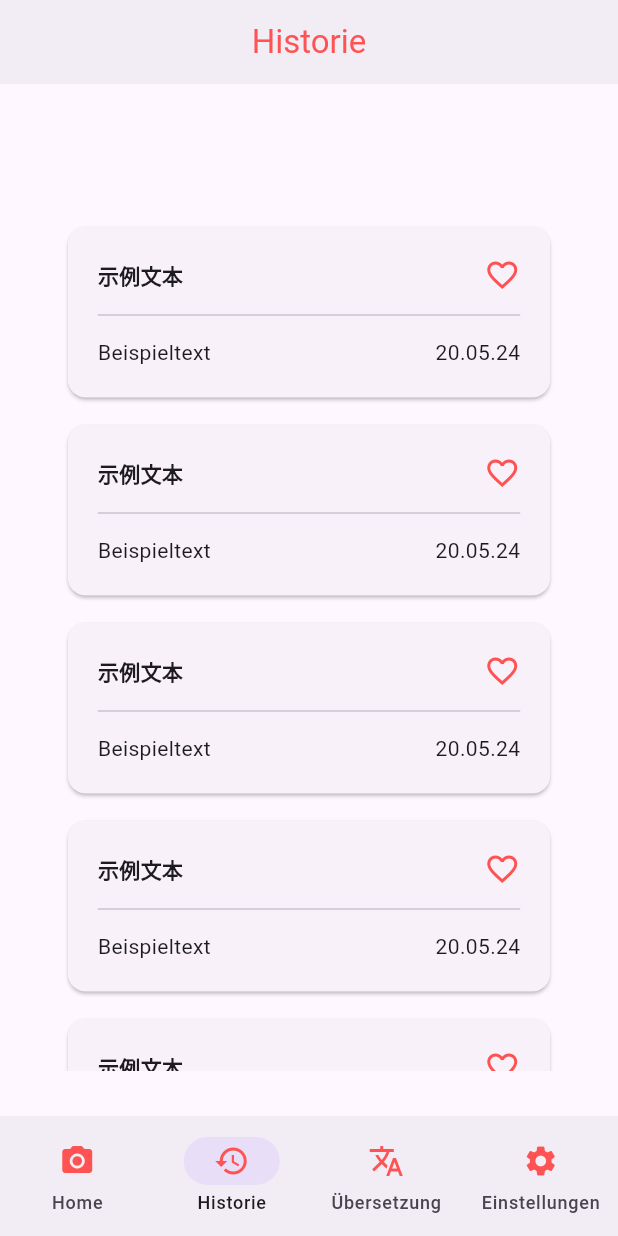
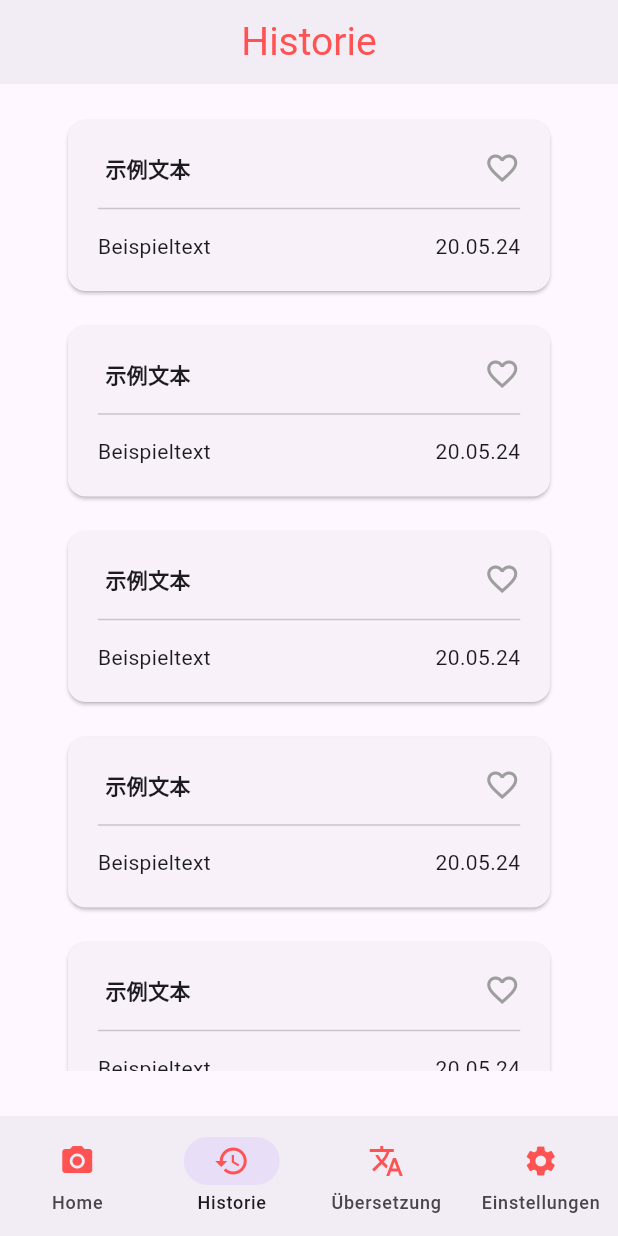
Before and after one commit to SergioChan96/ScriptSense, a Flutter app: the screen it shows after launch, item 2 of the bottom bar chosen, on a phone screen of 412 x 824 dp. Run offline on Flutter 3.47's test engine with Material 3 defaults, Android fonts, the phone set to English and light mode, and no system bars; missing offline and left inert: dart:ffi, opencv_dart.

Commit message:
- turned AppBar into SliverBar - more styling - clickable heart icons in history_page.dart

```diff
--- a/lib/components/header.dart
+++ b/lib/components/header.dart
@@ -8,13 +8,20 @@ class Header extends StatelessWidget implements PreferredSizeWidget {
 
   @override
   Widget build(BuildContext context) {
-    return AppBar(
+    return SliverAppBar(
+      expandedHeight: 0.0,
+      floating: false,
+      pinned: true,
       backgroundColor: Theme.of(context).colorScheme.surfaceContainer,
-      title: Center(
-        child: Text(
-          title,
-          style: const TextStyle(
-            color: color,
+      title: Padding(
+        padding: const EdgeInsets.only(top: 20.0, bottom: 20.0),
+        child: Center(
+          child: Text(
+            title,
+            style: const TextStyle(
+              color: color,
+              fontSize: 26.0,
+            ),
           ),
         ),
       ),
--- a/lib/history_page.dart
+++ b/lib/history_page.dart
@@ -9,26 +9,19 @@ class History extends StatefulWidget {
   State<History> createState() => _History();
 }
 class _History extends State<History> {
+  List<bool> isHeartFilled = List.filled(5, false);
 
   @override
   Widget build(BuildContext context) {
     return Scaffold(
-      appBar: const Header(title: 'Historie'),
       body: NestedScrollView(
         headerSliverBuilder: (BuildContext context, bool innerBoxIsScrolled) {
           return <Widget>[
-            const SliverAppBar(
-              expandedHeight: 0.0,
-              floating: false,
-              pinned: true,
-              //flexibleSpace: FlexibleSpaceBar(
-              //  title: Text(''),
-              //)
-            )
+            const Header(title: 'Historie'),
           ];
         },
         body: Padding(
-          padding: const EdgeInsets.only(top: 30.0, bottom: 30.0),
+          padding: const EdgeInsets.only(top: 15.0, bottom: 30.0),
           child: ListView.builder(
             itemCount: 5,
             itemBuilder: (BuildContext context, int index) {
@@ -36,17 +29,33 @@ class _History extends State<History> {
                 child: SizedBox(
                   width: MediaQuery.of(context).size.width * 0.8,
                   child: Padding(
-                    padding: const EdgeInsets.only(top: 5.0, bottom: 5.0),
+                    padding: const EdgeInsets.only(top: 5.0, bottom: 10.0),
                     child: Card(
                       child: Padding(
                         padding: const EdgeInsets.all(20.0),
                         child: Column(
                           children: [
-                            const Row(
+                             Row(
                               children: [
-                                Text('示例文本', style: TextStyle(fontWeight: FontWeight.bold)), // "Beispieltext" (auf chinesisch)
-                                Spacer(),
-                                Icon(Icons.favorite_border, color: Colors.redAccent)
+                                const Padding(
+                                    padding: EdgeInsets.only(left: 5.0),
+                                    child: Text('示例文本', style: TextStyle(fontWeight: FontWeight.bold)), // "Beispieltext" (auf chinesisch)
+                                ),
+                                const Spacer(),
+                                Container(
+                                  padding: EdgeInsets.zero,
+                                  child: GestureDetector(
+                                    onTap: () {
+                                      setState(() {
+                                        isHeartFilled[index] = !isHeartFilled[index];
+                                      });
+                                    },
+                                    child: Icon(
+                                      isHeartFilled[index] ? Icons.favorite : Icons.favorite_border,
+                                      color: isHeartFilled[index] ? Colors.redAccent : Colors.grey,
+                                    ),
+                                  ),
+                                )
                               ],
                             ),
                             Padding(
--- a/pubspec.yaml
+++ b/pubspec.yaml
@@ -38,6 +38,7 @@ dependencies:
   # The following adds the Cupertino Icons font to your application.
   # Use with the CupertinoIcons class for iOS style icons.
   cupertino_icons: ^1.0.6
+  badges: ^2.0.1
 
 dev_dependencies:
   flutter_test:
```
Also changed, not shown: lib/main.dart (+12 -6 lines), lib/settings_page.dart (+61 -35 lines), lib/translation_page.dart (+34 -12 lines).
